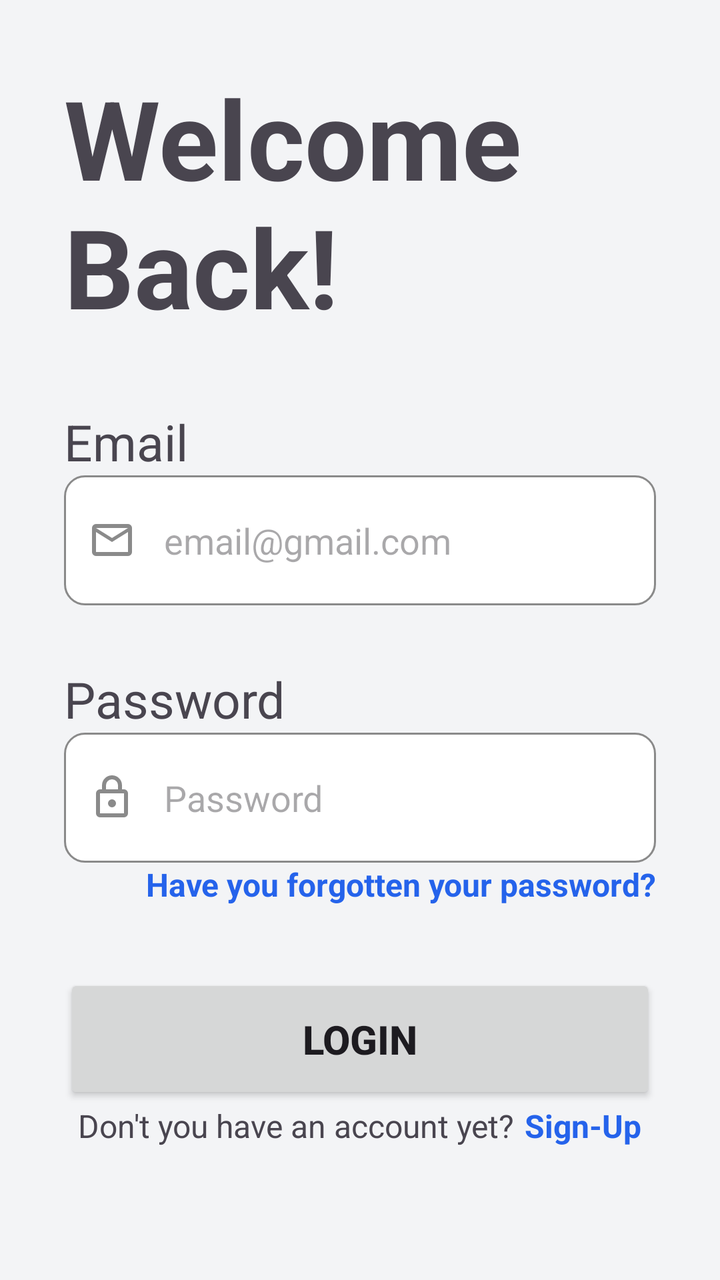
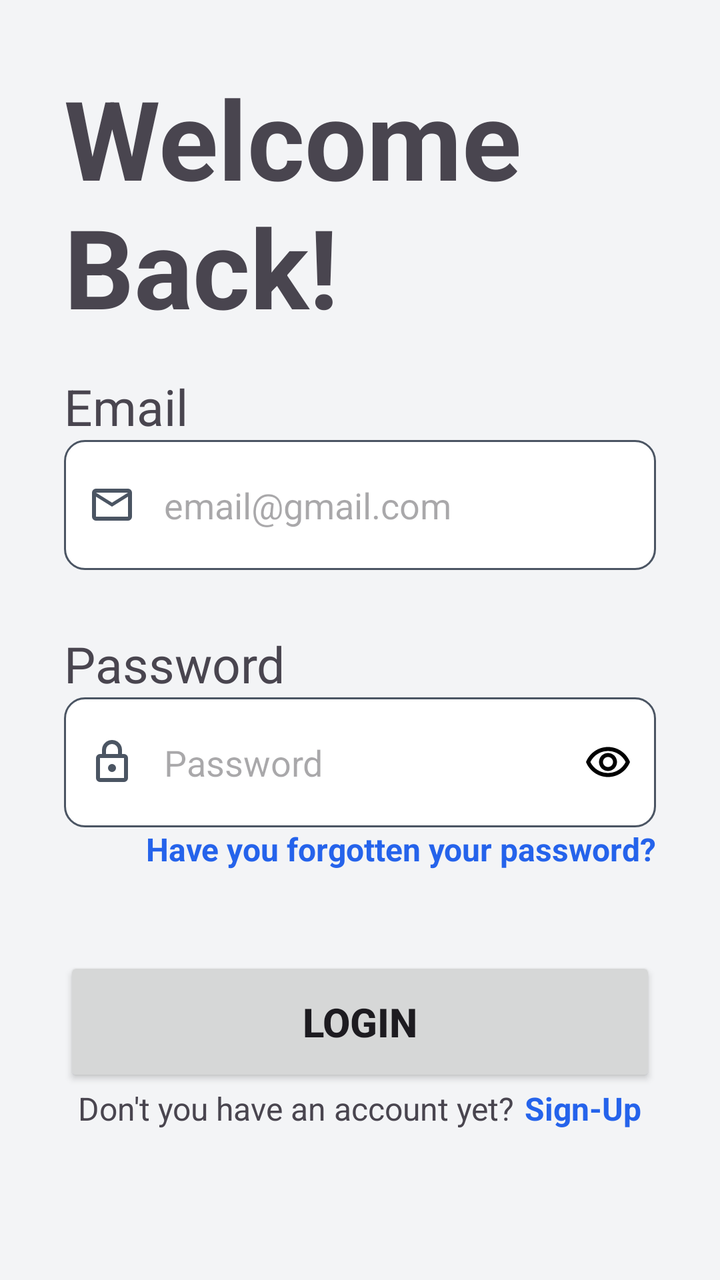

Screens rendered from an Android XML layout before and after an edit, with the pre-edit source and the edit as a unified diff.
<!-- AndroidManifest.xml: activity theme Theme.AppMotoTrack -->
<!-- res/layout/activity_login.xml -->
<?xml version="1.0" encoding="utf-8"?>
<androidx.constraintlayout.widget.ConstraintLayout xmlns:android="http://schemas.android.com/apk/res/android"
    xmlns:app="http://schemas.android.com/apk/res-auto"
    xmlns:tools="http://schemas.android.com/tools"
    android:id="@+id/login"
    android:layout_width="match_parent"
    android:layout_height="match_parent"
    android:padding="32dp"
    tools:context=".LoginActivity">

    <LinearLayout
        android:id="@+id/layout_text"
        android:layout_width="match_parent"
        android:layout_height="wrap_content"
        app:layout_constraintEnd_toEndOf="parent"
        app:layout_constraintStart_toStartOf="parent"
        app:layout_constraintTop_toTopOf="parent">

        <TextView
            android:id="@+id/login_text"
            android:layout_width="wrap_content"
            android:layout_height="wrap_content"
            android:text="@string/login_text"
            android:textSize="55sp"
            android:textStyle="bold" />
    </LinearLayout>

    <androidx.appcompat.widget.LinearLayoutCompat
        android:id="@+id/layoutCompactEmail"
        android:layout_width="match_parent"
        android:layout_height="wrap_content"
        android:gravity="center"
        android:orientation="vertical"
        app:layout_constraintBottom_toTopOf="@+id/layoutCompactLogin"
        app:layout_constraintEnd_toEndOf="parent"
        app:layout_constraintStart_toStartOf="parent"
        app:layout_constraintTop_toBottomOf="@+id/layout_text"
        app:layout_constraintWidth_max="550dp"
        app:layout_constraintWidth_percent="0.5">

        <LinearLayout
            android:layout_width="match_parent"
            android:layout_height="wrap_content"
            android:layout_marginBottom="30dp"
            android:orientation="vertical">

            <TextView
                android:layout_width="wrap_content"
                android:layout_height="wrap_content"
                android:text="@string/email"
                android:textSize="25sp" />

            <EditText
                android:id="@+id/email"
                android:layout_width="match_parent"
                android:layout_height="65dp"
                android:autofillHints="emailAddress"
                android:background="@drawable/custom_input"
                android:drawableStart="@drawable/custom_email_icon"
                android:drawablePadding="14dp"
                android:ems="10"
                android:hint="@string/email_hint"
                android:inputType="textEmailAddress"
                android:paddingStart="12dp"
                android:paddingEnd="12dp" />
        </LinearLayout>

        <LinearLayout
            android:layout_width="match_parent"
            android:layout_height="wrap_content"
            android:orientation="vertical">

            <TextView
                android:layout_width="wrap_content"
                android:layout_height="wrap_content"
                android:text="@string/password"
                android:textSize="25sp" />

            <EditText
                android:id="@+id/password"
                android:layout_width="match_parent"
                android:layout_height="65dp"
                android:autofillHints="password"
                android:background="@drawable/custom_input"
                android:drawableStart="@drawable/custom_lock_icon"
                android:drawablePadding="14dp"
                android:ems="10"
                android:hint="@string/password"
                android:inputType="textPassword"
                android:paddingStart="12dp"
                android:paddingEnd="12dp" />
        </LinearLayout>

        <LinearLayout
            android:layout_width="match_parent"
            android:layout_height="wrap_content"
            android:gravity="end">

            <TextView
                android:id="@+id/text_forgottenpass"
                android:layout_width="wrap_content"
                android:layout_height="wrap_content"
                android:clickable="true"
                android:focusable="true"
                android:text="@string/forgottenpass"
                android:textColor="@color/blue_primary"
                android:textSize="16sp"
                android:textStyle="bold" />
        </LinearLayout>
    </androidx.appcompat.widget.LinearLayoutCompat>

    <androidx.appcompat.widget.LinearLayoutCompat
        android:id="@+id/layoutCompactLogin"
        android:layout_width="match_parent"
        android:layout_height="wrap_content"
        android:gravity="center"
        android:orientation="vertical"
        app:layout_constraintBottom_toBottomOf="parent"
        app:layout_constraintEnd_toEndOf="parent"
        app:layout_constraintHorizontal_bias="1.0"
        app:layout_constraintStart_toStartOf="parent"
        app:layout_constraintTop_toBottomOf="@+id/layoutCompactEmail"
        app:layout_constraintWidth_max="400dp"
        app:layout_constraintWidth_percent="0.8">

        <Button
            android:id="@+id/btn_login"
            android:layout_width="match_parent"
            android:layout_height="65dp"
            android:text="@string/login"
            android:textSize="20sp"
            android:textStyle="bold" />

        <LinearLayout
            android:layout_width="wrap_content"
            android:layout_height="wrap_content">

            <TextView
                android:layout_width="wrap_content"
                android:layout_height="wrap_content"
                android:text="@string/textcreateaccount"
                android:textSize="16sp"
                android:layout_marginEnd="5dp" />

            <TextView
                android:id="@+id/text_sign"
                android:layout_width="wrap_content"
                android:layout_height="wrap_content"
                android:clickable="true"
                android:focusable="true"
                android:text="@string/sign"
                android:textColor="@color/blue_primary"
                android:textSize="16sp"
                android:textStyle="bold" />
        </LinearLayout>
    </androidx.appcompat.widget.LinearLayoutCompat>
</androidx.constraintlayout.widget.ConstraintLayout>
<!-- resources referenced by this layout -->
<resources>
  <!-- drawable custom_input (drawable) -->
  <?xml version="1.0" encoding="utf-8"?>
  <selector xmlns:android="http://schemas.android.com/apk/res/android">
  
      <item android:state_enabled="true" android:state_focused="true">
          <shape android:shape="rectangle">
              <solid android:color="@color/white"/>
              <corners android:radius="10dp"/>
              <stroke android:color="@color/blue_primary" android:width="1dp"/>
          </shape>
      </item>
  
      <item android:state_enabled="true" android:state_focused="false">
          <shape android:shape="rectangle">
              <solid android:color="@android:color/white"/>
              <corners android:radius="10dp"/>
              <stroke android:color="@color/darker_gray" android:width="1dp"/>
          </shape>
      </item>
  
  </selector>
  <!-- drawable ic_mail (drawable) -->
  <vector xmlns:android="http://schemas.android.com/apk/res/android" android:height="24dp" android:tint="@color/darker_gray" android:viewportHeight="960" android:viewportWidth="960" android:width="24dp">
        
      <path android:fillColor="@android:color/white" android:pathData="M160,800Q127,800 103.5,776.5Q80,753 80,720L80,240Q80,207 103.5,183.5Q127,160 160,160L800,160Q833,160 856.5,183.5Q880,207 880,240L880,720Q880,753 856.5,776.5Q833,800 800,800L160,800ZM480,520L160,320L160,720Q160,720 160,720Q160,720 160,720L800,720Q800,720 800,720Q800,720 800,720L800,320L480,520ZM480,440L800,240L160,240L480,440ZM160,320L160,240L160,240L160,320L160,720Q160,720 160,720Q160,720 160,720L160,720Q160,720 160,720Q160,720 160,720L160,320Z"/>
      
  </vector>
  <color name="darker_gray">#8A8A8A</color>
  <!-- drawable ic_lock (drawable) -->
  <vector xmlns:android="http://schemas.android.com/apk/res/android" android:height="24dp" android:tint="@color/darker_gray" android:viewportHeight="960" android:viewportWidth="960" android:width="24dp">
        
      <path android:fillColor="@android:color/white" android:pathData="M240,880Q207,880 183.5,856.5Q160,833 160,800L160,400Q160,367 183.5,343.5Q207,320 240,320L280,320L280,240Q280,157 338.5,98.5Q397,40 480,40Q563,40 621.5,98.5Q680,157 680,240L680,320L720,320Q753,320 776.5,343.5Q800,367 800,400L800,800Q800,833 776.5,856.5Q753,880 720,880L240,880ZM240,800L720,800Q720,800 720,800Q720,800 720,800L720,400Q720,400 720,400Q720,400 720,400L240,400Q240,400 240,400Q240,400 240,400L240,800Q240,800 240,800Q240,800 240,800ZM536.5,656.5Q560,633 560,600Q560,567 536.5,543.5Q513,520 480,520Q447,520 423.5,543.5Q400,567 400,600Q400,633 423.5,656.5Q447,680 480,680Q513,680 536.5,656.5ZM360,320L600,320L600,240Q600,190 565,155Q530,120 480,120Q430,120 395,155Q360,190 360,240L360,320ZM240,800Q240,800 240,800Q240,800 240,800L240,400Q240,400 240,400Q240,400 240,400L240,400Q240,400 240,400Q240,400 240,400L240,800Q240,800 240,800Q240,800 240,800Z"/>
      
  </vector>
  <!-- unchanged entries left out for length: 20 -->
</resources>

<!-- the commit's change to res/layout/activity_login.xml (unified diff, before → after) -->
@@ -35,7 +35,7 @@
         app:layout_constraintEnd_toEndOf="parent"
         app:layout_constraintStart_toStartOf="parent"
         app:layout_constraintTop_toBottomOf="@+id/layout_text"
-        app:layout_constraintWidth_max="550dp"
+        app:layout_constraintWidth_max="488dp"
         app:layout_constraintWidth_percent="0.5">
 
         <LinearLayout
@@ -83,6 +83,7 @@
                 android:autofillHints="password"
                 android:background="@drawable/custom_input"
                 android:drawableStart="@drawable/custom_lock_icon"
+                android:drawableEnd="@drawable/custom_eye_icon"
                 android:drawablePadding="14dp"
                 android:ems="10"
                 android:hint="@string/password"
@@ -99,7 +100,7 @@
             <TextView
                 android:id="@+id/text_forgottenpass"
                 android:layout_width="wrap_content"
-                android:layout_height="wrap_content"
+                android:layout_height="48dp"
                 android:clickable="true"
                 android:focusable="true"
                 android:text="@string/forgottenpass"
@@ -120,7 +121,7 @@
         app:layout_constraintHorizontal_bias="1.0"
         app:layout_constraintStart_toStartOf="parent"
         app:layout_constraintTop_toBottomOf="@+id/layoutCompactEmail"
-        app:layout_constraintWidth_max="400dp"
+        app:layout_constraintWidth_max="320dp"
         app:layout_constraintWidth_percent="0.8">
 
         <Button
@@ -138,14 +139,14 @@
             <TextView
                 android:layout_width="wrap_content"
                 android:layout_height="wrap_content"
+                android:layout_marginEnd="5dp"
                 android:text="@string/textcreateaccount"
-                android:textSize="16sp"
-                android:layout_marginEnd="5dp" />
+                android:textSize="16sp" />
 
             <TextView
                 android:id="@+id/text_sign"
                 android:layout_width="wrap_content"
-                android:layout_height="wrap_content"
+                android:layout_height="48dp"
                 android:clickable="true"
                 android:focusable="true"
                 android:text="@string/sign"
<!-- resource entries referenced after the edit -->
@@ -1,5 +1,12 @@
 <!-- resources referenced by this layout -->
 <resources>
+  <!-- drawable custom_eye_icon (drawable) -->
+  <?xml version="1.0" encoding="utf-8"?>
+  <selector xmlns:android="http://schemas.android.com/apk/res/android">
+      <item android:drawable="@drawable/ic_eye_line" android:state_selected="true" />
+      <item android:drawable="@drawable/ic_eye_line" android:state_checked="true" />
+      <item android:drawable="@drawable/ic_eye" />
+  </selector>
   <!-- drawable custom_input (drawable) -->
   <?xml version="1.0" encoding="utf-8"?>
   <selector xmlns:android="http://schemas.android.com/apk/res/android">
@@ -16,20 +23,47 @@
           <shape android:shape="rectangle">
               <solid android:color="@android:color/white"/>
               <corners android:radius="10dp"/>
-              <stroke android:color="@color/darker_gray" android:width="1dp"/>
+              <stroke android:color="@color/border_dark" android:width="1dp"/>
           </shape>
       </item>
   
   </selector>
   <!-- drawable ic_mail (drawable) -->
-  <vector xmlns:android="http://schemas.android.com/apk/res/android" android:height="24dp" android:tint="@color/darker_gray" android:viewportHeight="960" android:viewportWidth="960" android:width="24dp">
+  <vector xmlns:android="http://schemas.android.com/apk/res/android" android:height="24dp" android:tint="@color/border_dark" android:viewportHeight="960" android:viewportWidth="960" android:width="24dp">
         
       <path android:fillColor="@android:color/white" android:pathData="M160,800Q127,800 103.5,776.5Q80,753 80,720L80,240Q80,207 103.5,183.5Q127,160 160,160L800,160Q833,160 856.5,183.5Q880,207 880,240L880,720Q880,753 856.5,776.5Q833,800 800,800L160,800ZM480,520L160,320L160,720Q160,720 160,720Q160,720 160,720L800,720Q800,720 800,720Q800,720 800,720L800,320L480,520ZM480,440L800,240L160,240L480,440ZM160,320L160,240L160,240L160,320L160,720Q160,720 160,720Q160,720 160,720L160,720Q160,720 160,720Q160,720 160,720L160,320Z"/>
       
   </vector>
-  <color name="darker_gray">#8A8A8A</color>
+  <!-- drawable ic_eye_line (drawable) -->
+  <vector xmlns:android="http://schemas.android.com/apk/res/android"
+      android:width="24dp"
+      android:height="24dp"
+      android:viewportWidth="24"
+      android:viewportHeight="24">
+    <path
+        android:pathData="M0,0h24v24h-24z"
+        android:strokeAlpha="0"
+        android:fillColor="#000000"
+        android:fillAlpha="0"/>
+    <path
+        android:pathData="M4.71,3.29a1,1 0,0 0,-1.42 1.42l5.63,5.63a3.5,3.5 0,0 0,4.74 4.74l5.63,5.63a1,1 0,0 0,1.42 0,1 1,0 0,0 0,-1.42zM12,13.5a1.5,1.5 0,0 1,-1.5 -1.5v-0.07l1.56,1.56z"
+        android:fillColor="#000000"/>
+    <path
+        android:pathData="M12.22,17c-4.3,0.1 -7.12,-3.59 -8,-5a13.7,13.7 0,0 1,2.24 -2.72L5,7.87a15.89,15.89 0,0 0,-2.87 3.63,1 1,0 0,0 0,1c0.63,1.09 4,6.5 9.89,6.5h0.25a9.48,9.48 0,0 0,3.23 -0.67l-1.58,-1.58a7.74,7.74 0,0 1,-1.7 0.25z"
+        android:fillColor="#000000"/>
+    <path
+        android:pathData="M21.87,11.5c-0.64,-1.11 -4.17,-6.68 -10.14,-6.5a9.48,9.48 0,0 0,-3.23 0.67l1.58,1.58a7.74,7.74 0,0 1,1.7 -0.25c4.29,-0.11 7.11,3.59 8,5a13.7,13.7 0,0 1,-2.29 2.72L19,16.13a15.89,15.89 0,0 0,2.91 -3.63,1 1,0 0,0 -0.04,-1z"
+        android:fillColor="#000000"/>
+  </vector>
+  <!-- drawable ic_eye (drawable) -->
+  <vector xmlns:android="http://schemas.android.com/apk/res/android" android:height="24dp" android:tint="#000000" android:viewportHeight="24" android:viewportWidth="24" android:width="24dp">
+        
+      <path android:fillColor="@android:color/white" android:pathData="M12,6.5c3.79,0 7.17,2.13 8.82,5.5 -1.65,3.37 -5.02,5.5 -8.82,5.5S4.83,15.37 3.18,12C4.83,8.63 8.21,6.5 12,6.5m0,-2C7,4.5 2.73,7.61 1,12c1.73,4.39 6,7.5 11,7.5s9.27,-3.11 11,-7.5c-1.73,-4.39 -6,-7.5 -11,-7.5zM12,9.5c1.38,0 2.5,1.12 2.5,2.5s-1.12,2.5 -2.5,2.5 -2.5,-1.12 -2.5,-2.5 1.12,-2.5 2.5,-2.5m0,-2c-2.48,0 -4.5,2.02 -4.5,4.5s2.02,4.5 4.5,4.5 4.5,-2.02 4.5,-4.5 -2.02,-4.5 -4.5,-4.5z"/>
+      
+  </vector>
+  <color name="border_dark">#4B5563</color>
   <!-- drawable ic_lock (drawable) -->
-  <vector xmlns:android="http://schemas.android.com/apk/res/android" android:height="24dp" android:tint="@color/darker_gray" android:viewportHeight="960" android:viewportWidth="960" android:width="24dp">
+  <vector xmlns:android="http://schemas.android.com/apk/res/android" android:height="24dp" android:tint="@color/border_dark" android:viewportHeight="960" android:viewportWidth="960" android:width="24dp">
         
       <path android:fillColor="@android:color/white" android:pathData="M240,880Q207,880 183.5,856.5Q160,833 160,800L160,400Q160,367 183.5,343.5Q207,320 240,320L280,320L280,240Q280,157 338.5,98.5Q397,40 480,40Q563,40 621.5,98.5Q680,157 680,240L680,320L720,320Q753,320 776.5,343.5Q800,367 800,400L800,800Q800,833 776.5,856.5Q753,880 720,880L240,880ZM240,800L720,800Q720,800 720,800Q720,800 720,800L720,400Q720,400 720,400Q720,400 720,400L240,400Q240,400 240,400Q240,400 240,400L240,800Q240,800 240,800Q240,800 240,800ZM536.5,656.5Q560,633 560,600Q560,567 536.5,543.5Q513,520 480,520Q447,520 423.5,543.5Q400,567 400,600Q400,633 423.5,656.5Q447,680 480,680Q513,680 536.5,656.5ZM360,320L600,320L600,240Q600,190 565,155Q530,120 480,120Q430,120 395,155Q360,190 360,240L360,320ZM240,800Q240,800 240,800Q240,800 240,800L240,400Q240,400 240,400Q240,400 240,400L240,400Q240,400 240,400Q240,400 240,400L240,800Q240,800 240,800Q240,800 240,800Z"/>
       
